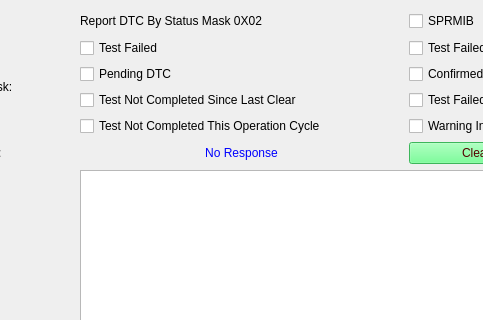
Old version of the form SID_19_02.ui in the repository VicharaVandana/ProxiCan; both pictures show x 95 to 578 and y 0 to 320 of the 838 by 636 pixel window.
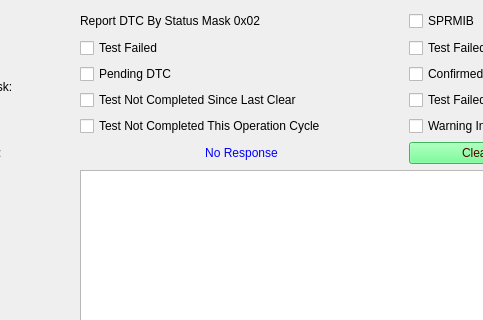
New version of the form.

```diff
--- a/SID_19_02.ui
+++ b/SID_19_02.ui
@@ -248,7 +248,7 @@
     <item row="0" column="1" colspan="2">
      <widget class="QLabel" name="subFunction_Name">
       <property name="text">
-       <string>Report DTC By Status Mask 0X02 </string>
+       <string>Report DTC By Status Mask 0x02 </string>
       </property>
      </widget>
     </item>
```
Left out of the diff: 2 changed lines with no effect on the pictures.
